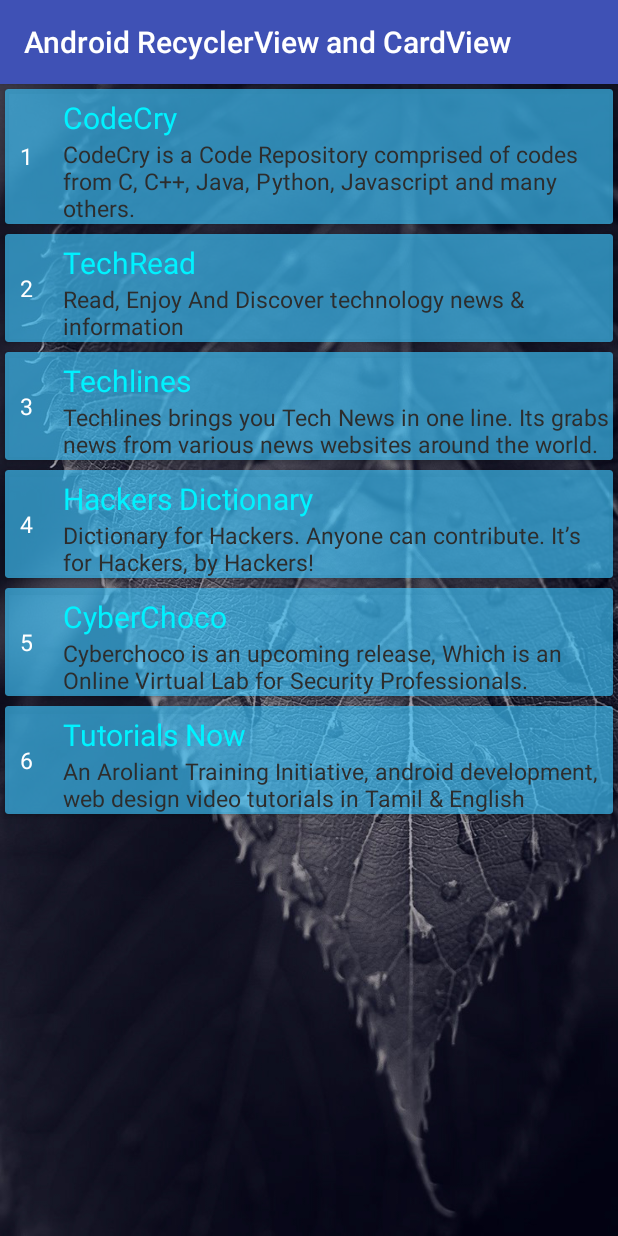
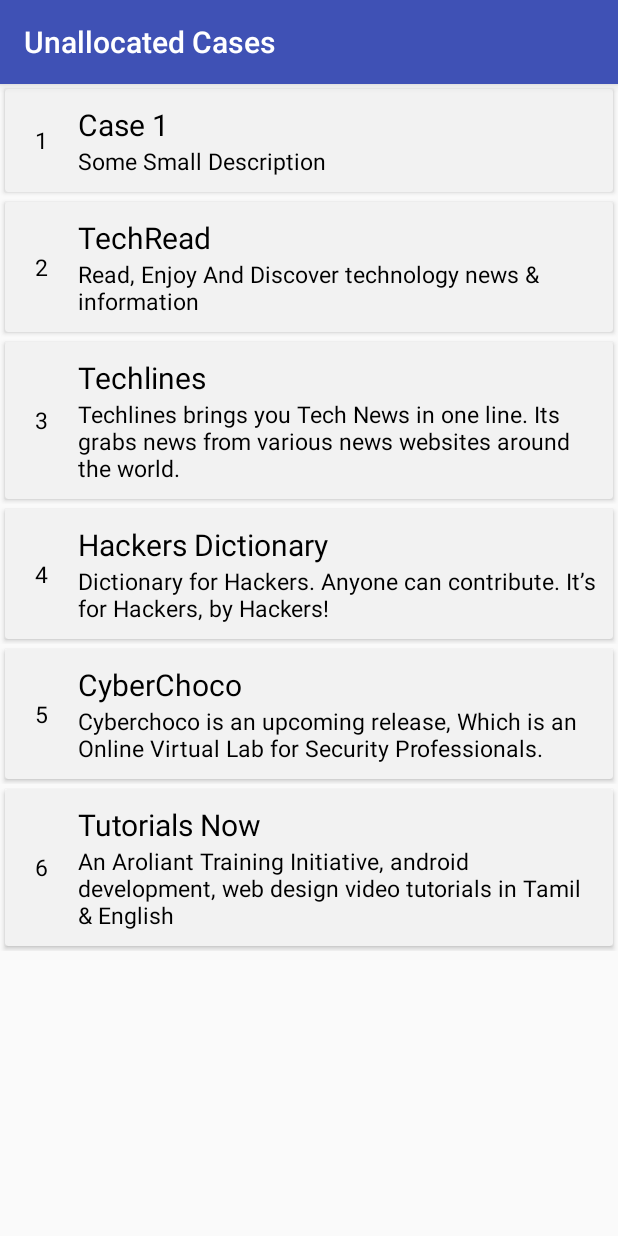
Before and after one commit to Singhal-vishal/GRP-Supervisor-App, an Android app: the screen it shows after launch (MainActivity), on a phone screen of 412 x 824 dp. Run offline under Robolectric (Android 15) with nearby library versions, the light colour scheme and no system bars.

Commit message:
recyclerview

```diff
--- a/app/src/main/java/com/aroliant/app/androidrecyclerviewandcardview/MainActivity.java
+++ b/app/src/main/java/com/aroliant/app/androidrecyclerviewandcardview/MainActivity.java
@@ -27,8 +27,8 @@
         description.clear();
 
         id.add("1");
-        title.add("CodeCry");
-        description.add("CodeCry is a Code Repository comprised of codes from C, C++, Java, Python, Javascript and many others.");
+        title.add("Case 1");
+        description.add("Some Small Description");
 
         id.add("2");
         title.add("TechRead");
--- a/app/src/main/res/layout/activity_main.xml
+++ b/app/src/main/res/layout/activity_main.xml
@@ -4,8 +4,7 @@
     android:layout_width="match_parent"
     android:layout_height="match_parent"
     android:orientation="vertical"
-    tools:context="com.aroliant.app.androidrecyclerviewandcardview.MainActivity"
-    android:background="@drawable/bg6">
+    tools:context="com.aroliant.app.androidrecyclerviewandcardview.MainActivity">
 
     <android.support.v7.widget.RecyclerView
         android:id="@+id/recycler_view"
--- a/app/src/main/res/layout/card_view.xml
+++ b/app/src/main/res/layout/card_view.xml
@@ -10,11 +10,14 @@
         android:layout_width="match_parent"
         android:layout_height="wrap_content"
         android:layout_margin="3dp"
-        app:cardBackgroundColor="#a63fc6ff">
+        app:cardBackgroundColor="#f2f2f2"
+        android:padding="30dp"
+        android:elevation="0dp">
 
         <RelativeLayout
             android:layout_width="match_parent"
-            android:layout_height="wrap_content">
+            android:layout_height="wrap_content"
+            android:padding="10dp">
 
             <TextView
                 android:id="@+id/no"
@@ -23,7 +26,7 @@
                 android:layout_centerVertical="true"
                 android:layout_margin="10dp"
                 android:text="1"
-                android:textColor="#fff"
+                android:textColor="#000000"
                 android:textSize="15sp" />
 
             <TextView
@@ -31,10 +34,9 @@
                 android:layout_width="wrap_content"
                 android:layout_height="wrap_content"
                 android:layout_marginLeft="10dp"
-                android:layout_marginTop="5dp"
                 android:layout_toRightOf="@+id/no"
                 android:text="Tilte"
-                android:textColor="#00f2ff"
+                android:textColor="#000000"
                 android:textSize="20sp" />
 
             <TextView
@@ -45,7 +47,7 @@
                 android:layout_marginLeft="10dp"
                 android:layout_toRightOf="@+id/no"
                 android:text="Description"
-                android:textColor="#2d2d2d"
+                android:textColor="#000000"
                 android:textSize="15sp" />
 
         </RelativeLayout>
--- a/app/src/main/res/values/strings.xml
+++ b/app/src/main/res/values/strings.xml
@@ -1,3 +1,3 @@
 <resources>
-    <string name="app_name">Android RecyclerView and CardView</string>
+    <string name="app_name">Unallocated Cases</string>
 </resources>
```
